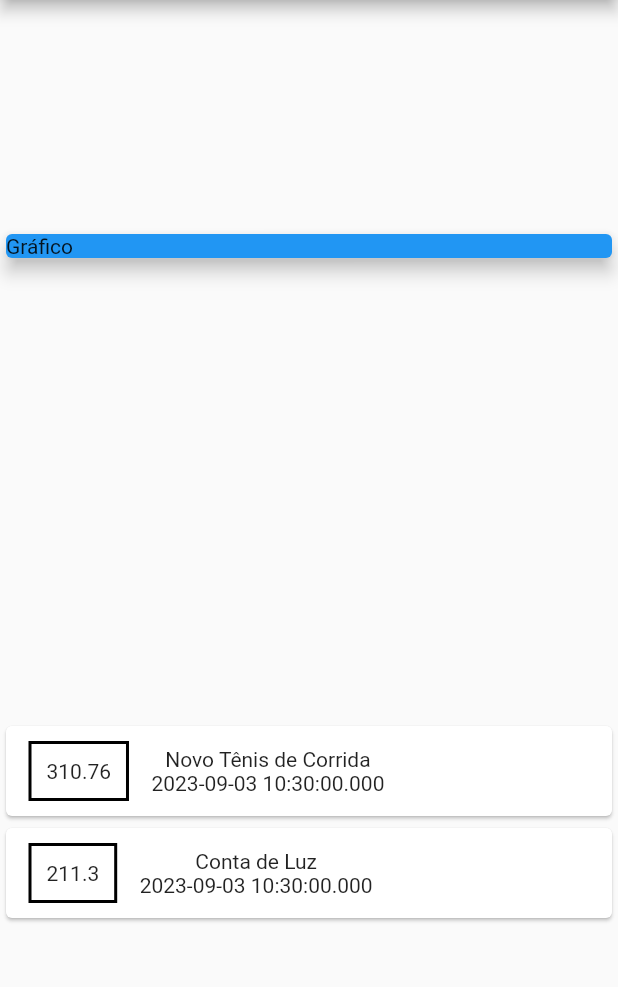
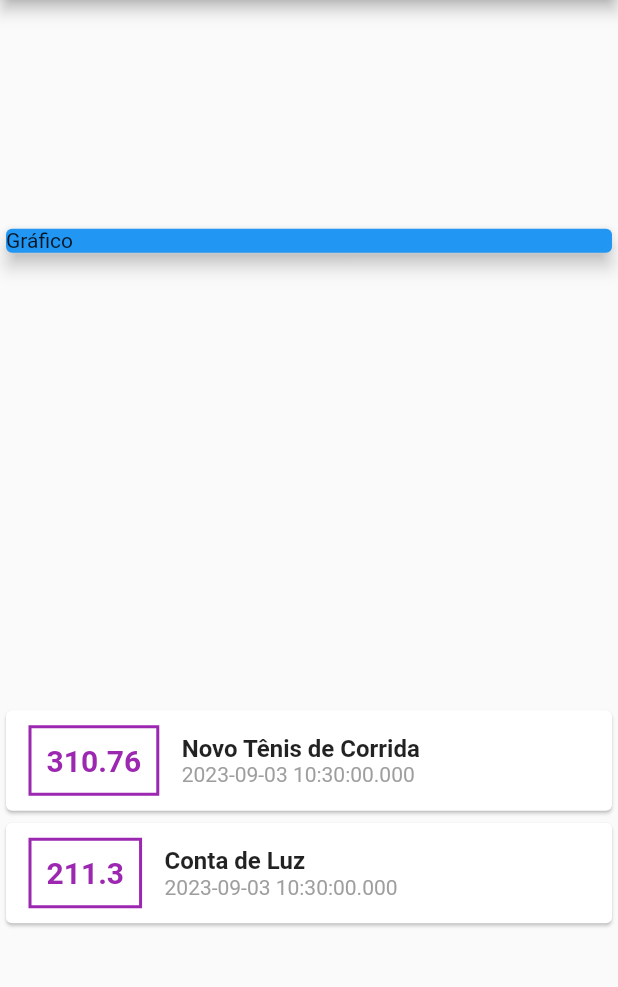
Before and after one commit to FranciscoCFranco/DespesasPessoais, a Flutter app: the screen it shows after launch, on a phone screen of 412 x 824 dp, the part 84-1071 px from its top. Run offline on Flutter 3.47's test engine with Material 2 defaults, Android fonts, the phone set to English and light mode, and no system bars.

Commit message:
Adding style to widget

```diff
--- a/expenses/lib/main.dart
+++ b/expenses/lib/main.dart
@@ -58,19 +58,36 @@ class MyHomePage extends StatelessWidget {
                         ),
                         decoration: BoxDecoration(
                             border: Border.all(
-                          color: Colors.black,
+                          color: Colors.purple,
                           width: 2,
                         )),
                         padding: EdgeInsets.all(10),
                         child: Text(
                           tr.value.toString(),
+                          style: TextStyle(
+                            fontWeight: FontWeight.bold,
+                            fontSize: 20,
+                            color: Colors.purple,
+                          ),
                         ),
                       ),
                     ),
                     Column(
+                      crossAxisAlignment: CrossAxisAlignment.start,
                       children: [
-                        Text(tr.title),
-                        Text(tr.date.toString()),
+                        Text(
+                          tr.title,
+                          style: TextStyle(
+                            fontSize: 16,
+                            fontWeight: FontWeight.bold,
+                          ),
+                        ),
+                        Text(
+                          tr.date.toString(),
+                          style: TextStyle(
+                            color: Colors.grey,
+                          ),
+                        ),
                       ],
                     ),
                   ],
```
